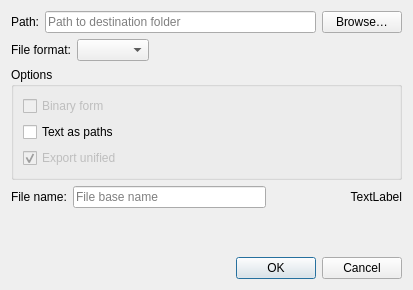
Above: src/app/puzzle/dialogs/dialogsavemanuallayout.ui from dismine/valentina before the change. Below: the same form after it.
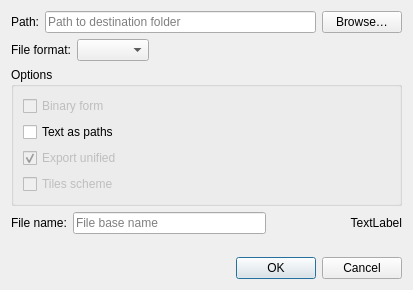
That is the form after the change.

Commit message: Added page Tiles Scheme.

Diff of the .ui file:
```diff
--- a/src/app/puzzle/dialogs/dialogsavemanuallayout.ui
+++ b/src/app/puzzle/dialogs/dialogsavemanuallayout.ui
@@ -141,6 +141,16 @@
           </property>
          </widget>
         </item>
+        <item>
+         <widget class="QCheckBox" name="checkBoxTilesScheme">
+          <property name="enabled">
+           <bool>false</bool>
+          </property>
+          <property name="text">
+           <string>Tiles scheme</string>
+          </property>
+         </widget>
+        </item>
        </layout>
       </widget>
      </item>
```
The commit also changes 8 other files.
